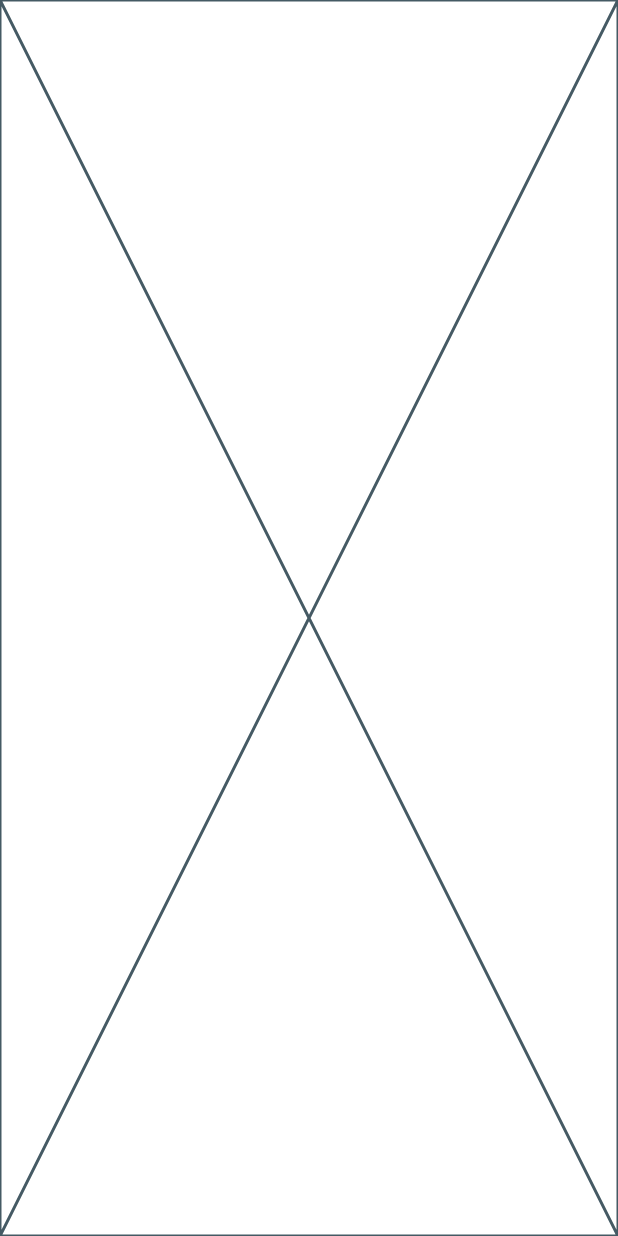
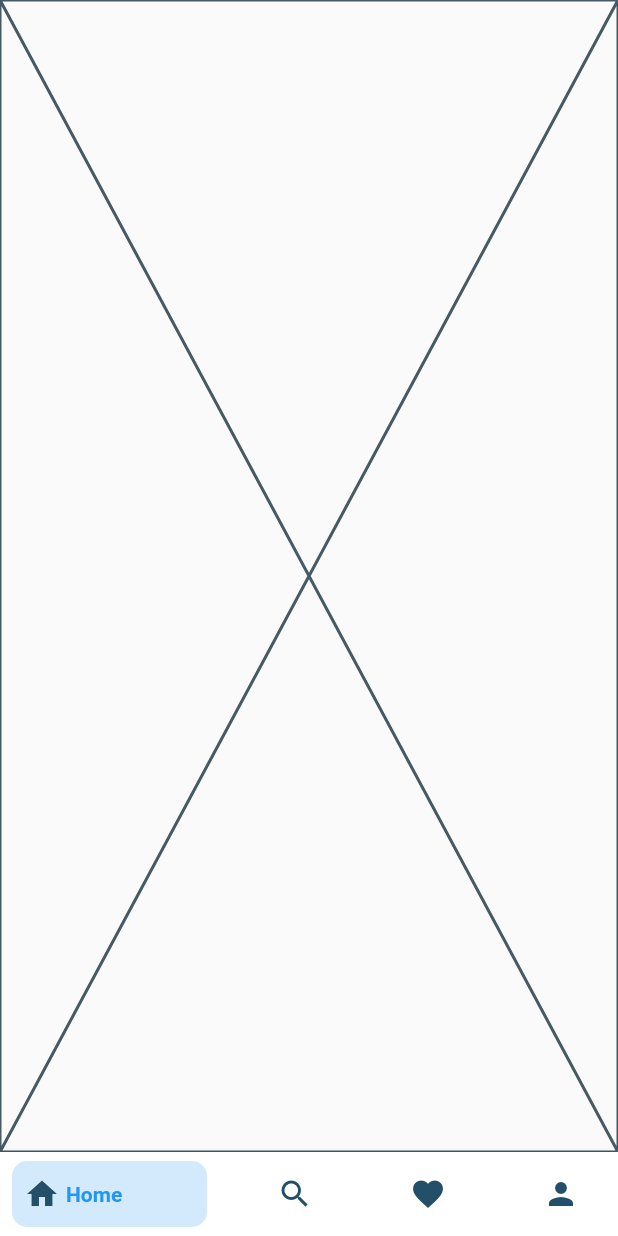
Before and after one commit to fwdAndroid/yasudha_property_admin, a Flutter app: the screen it shows after launch, after a tap on "Login", on a phone screen of 412 x 824 dp. Run offline on Flutter 3.47's test engine with Material 2 defaults, Android fonts, the phone set to English and light mode, and no system bars; drawn by our look-alikes of bottom_navy_bar.

Commit message:
Bottom Placed

```diff
--- a/lib/auth/login_screen.dart
+++ b/lib/auth/login_screen.dart
@@ -65,8 +65,10 @@ class _LoginScreenState extends State<LoginScreen> {
               margin: EdgeInsets.only(left: 10, right: 10, top: 20),
               child: ElevatedButton(
                 onPressed: () {
-                  Navigator.push(context,
-                      MaterialPageRoute(builder: (builder) => MainScreen()));
+                  Navigator.push(
+                      context,
+                      MaterialPageRoute(
+                          builder: (builder) => MobileScreenLayout()));
                 },
                 child: Text("Login"),
                 style: ElevatedButton.styleFrom(
--- /dev/null
+++ b/lib/bottom_pages/home.dart
@@ -0,0 +1,16 @@
+import 'package:flutter/src/widgets/framework.dart';
+import 'package:flutter/src/widgets/placeholder.dart';
+
+class Home_Screen extends StatefulWidget {
+  const Home_Screen({super.key});
+
+  @override
+  State<Home_Screen> createState() => _Home_ScreenState();
+}
+
+class _Home_ScreenState extends State<Home_Screen> {
+  @override
+  Widget build(BuildContext context) {
+    return const Placeholder();
+  }
+}
--- /dev/null
+++ b/lib/global.dart
@@ -0,0 +1,19 @@
+import 'package:flutter/material.dart';
+import 'package:yasudha_property_admin/bottom_pages/favourite.dart';
+import 'package:yasudha_property_admin/bottom_pages/home.dart';
+import 'package:yasudha_property_admin/bottom_pages/search.dart';
+import 'package:yasudha_property_admin/bottom_pages/setting.dart';
+
+const webScreenSize = 600;
+
+List<Widget> homeScreenItems = [
+  Home_Screen(),
+  Search(),
+  Favourite(),
+  Setting(),
+
+  // Profile()
+  //  Random(),
+  //  ChatPage(),
+  //  Profile(),
+];
--- a/lib/main/main_screen.dart
+++ b/lib/main/main_screen.dart
@@ -1,16 +1,105 @@
-import 'package:flutter/src/widgets/framework.dart';
-import 'package:flutter/src/widgets/placeholder.dart';
+import 'package:bottom_navy_bar/bottom_navy_bar.dart';
+import 'package:flutter/cupertino.dart';
+import 'package:flutter/material.dart';
+import 'package:yasudha_property_admin/global.dart';
 
-class MainScreen extends StatefulWidget {
-  const MainScreen({super.key});
+class MobileScreenLayout extends StatefulWidget {
+  const MobileScreenLayout({Key? key}) : super(key: key);
 
   @override
-  State<MainScreen> createState() => _MainScreenState();
+  State<MobileScreenLayout> createState() => _MobileScreenLayoutState();
 }
 
-class _MainScreenState extends State<MainScreen> {
+class _MobileScreenLayoutState extends State<MobileScreenLayout> {
+  int _currentIndex = 0;
+  late PageController _pageController;
+
+  @override
+  void initState() {
+    super.initState();
+    _pageController = PageController();
+  }
+
+  @override
+  void dispose() {
+    _pageController.dispose();
+    super.dispose();
+  }
+
   @override
   Widget build(BuildContext context) {
-    return const Placeholder();
+    return Scaffold(
+      body: SizedBox.expand(
+        child: PageView(
+            controller: _pageController,
+            onPageChanged: (index) {
+              setState(() => _currentIndex = index);
+            },
+            children: homeScreenItems),
+      ),
+      bottomNavigationBar: BottomNavyBar(
+        itemCornerRadius: 10,
+        selectedIndex: _currentIndex,
+        onItemSelected: (index) {
+          setState(() => _currentIndex = index);
+          _pageController.jumpToPage(index);
+        },
+        items: <BottomNavyBarItem>[
+          BottomNavyBarItem(
+              title: Text('Home'),
+              icon: Icon(
+                Icons.home,
+                color: Color(0xff234F68),
+              )),
+          BottomNavyBarItem(
+              title: Text('Search'),
+              icon: Icon(Icons.search, color: Color(0xff234F68))),
+          BottomNavyBarItem(
+              title: Text('Favourite'),
+              icon: Icon(Icons.favorite, color: Color(0xff234F68))),
+          BottomNavyBarItem(
+              title: Text('Profile'),
+              icon: Icon(Icons.person, color: Color(0xff234F68))),
+        ],
+      ),
+    );
   }
 }
+    // return Scaffold(
+
+    //   bottomNavigationBar: BottomNavyBar(
+    //     onTap: navigationTapped,
+    //     items: [
+    //       // backgroundColor: primaryColor,
+
+    //       BottomNavyBarItem(
+    //         icon: Image.asset(
+    //           _page == 0 ? 'asset/homered.png' : "asset/home.png",
+    //           width: 50,
+    //           height: 30,
+    //         ),
+    //       ),
+    //       BottomNavyBarItem(
+    //         icon: Image.asset(
+    //           _page == 1 ? 'asset/gridred.png' : "asset/grid.png",
+    //           width: 50,
+    //           height: 30,
+    //         ),
+    //       ),
+    //       BottomNavyBarItem(
+    //         icon: Image.asset(
+    //           _page == 2 ? 'asset/chatred.png' : "asset/chat.png",
+    //           width: 50,
+    //           height: 30,
+    //         ),
+    //       ),
+    //       BottomNavyBarItem(
+    //         icon: Image.asset(
+    //           _page == 3 ? 'asset/profile.png' : "asset/profile.png",
+    //           width: 50,
+    //           height: 30,
+    //         ),
+    //       ),
+    //     ],
+    //   ),
+    // );
--- a/pubspec.yaml
+++ b/pubspec.yaml
@@ -35,6 +35,7 @@ dependencies:
   # The following adds the Cupertino Icons font to your application.
   # Use with the CupertinoIcons class for iOS style icons.
   cupertino_icons: ^1.0.2
+  bottom_navy_bar: ^6.0.0
 
 dev_dependencies:
   flutter_test:
```
Also changed, not shown: lib/bottom_pages/favourite.dart (added, +16 -0 lines), lib/bottom_pages/search.dart (added, +16 -0 lines), lib/bottom_pages/setting.dart (added, +16 -0 lines), pubspec.lock.
